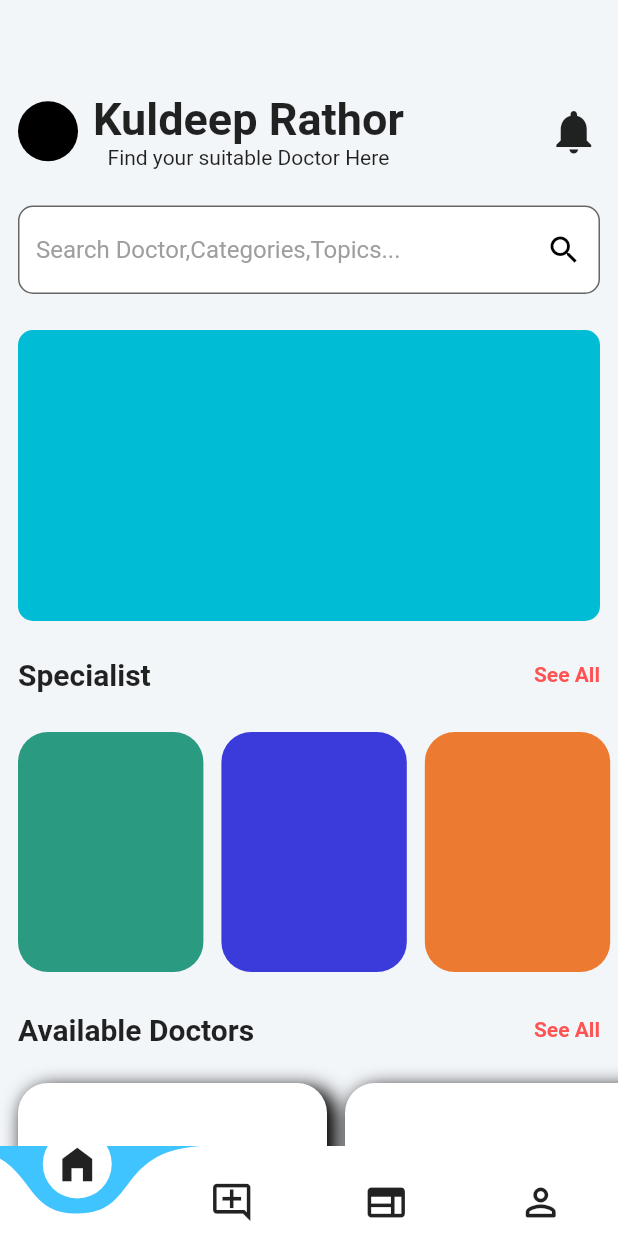
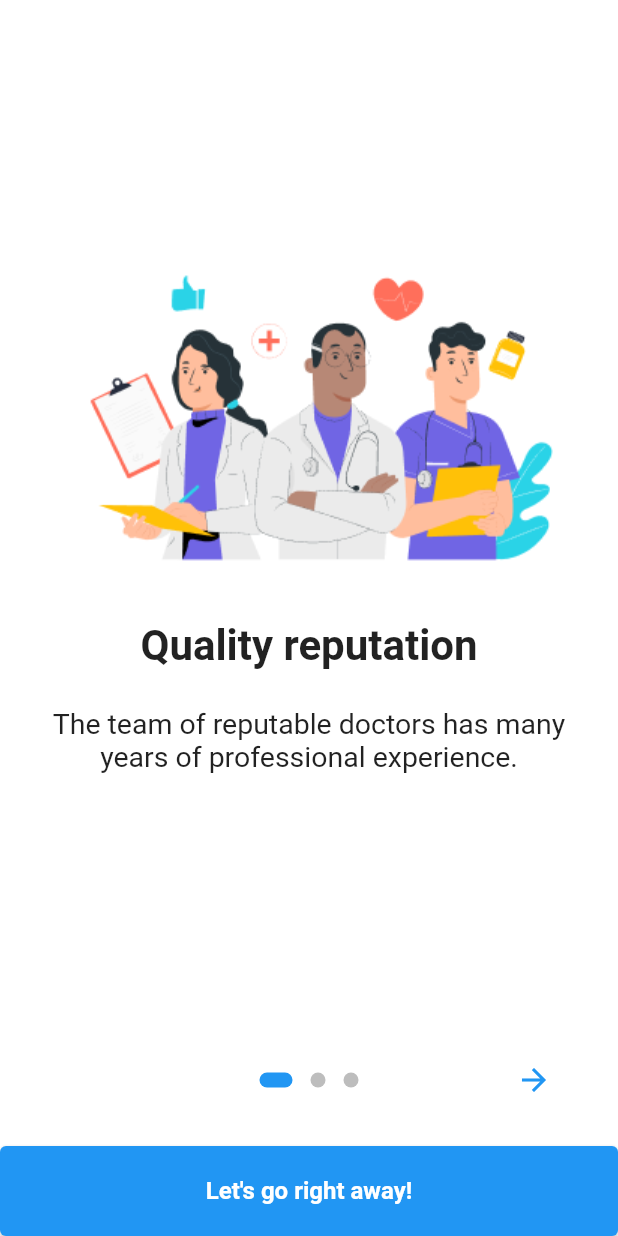
Before and after one commit to KuldeepRathor/Terna-Telemedicine, a Flutter app: the screen it shows after launch, on a phone screen of 412 x 824 dp. Run offline on Flutter 3.47's test engine with Material 2 defaults, Android fonts, the phone set to English and light mode, and no system bars; drawn by our look-alikes of carousel_slider, curved_navigation_bar, introduction_screen.

Commit message:
Onboarding Screen

```diff
--- a/lib/main.dart
+++ b/lib/main.dart
@@ -18,7 +18,7 @@ class MyApp extends StatelessWidget {
       theme: ThemeData(
         primarySwatch: Colors.blue,
       ),
-      home: BottomNavBar(),
+      home: OnBoardingPage(),
     );
   }
 }
--- a/lib/screens/onboarding_screen.dart
+++ b/lib/screens/onboarding_screen.dart
@@ -1,64 +1,107 @@
+import 'package:flutter/foundation.dart';
 import 'package:flutter/material.dart';
+import 'package:introduction_screen/introduction_screen.dart';
 
-class Onboard extends StatelessWidget {
-  final controller = PageController(viewportFraction: 0.8, keepPage: true);
-  var list = [
-    'Gain total control \n  of your money',
-    'Know where your \n money goes',
-    'Planning ahead \n your budget'
-  ];
+import '../nav_bar/bottomnavbar.dart';
+
+class OnBoardingPage extends StatefulWidget {
+  @override
+  _OnBoardingPageState createState() => _OnBoardingPageState();
+}
+
+class _OnBoardingPageState extends State<OnBoardingPage> {
+  final introKey = GlobalKey<IntroductionScreenState>();
+
+  void _onIntroEnd(context) {
+    Navigator.of(context).push(
+      MaterialPageRoute(builder: (_) => BottomNavBar()),
+    );
+  }
+
+  Widget _buildImage(String assetName, [double width = 350]) {
+    return Image.asset('assets/images/$assetName', width: width);
+  }
 
   @override
   Widget build(BuildContext context) {
-    return SafeArea(
-      child: Scaffold(
-        body: Center(
-          child: Column(
-            mainAxisAlignment: MainAxisAlignment.end,
-            children: [
-              Expanded(
-                child: PageView.builder(
-                  itemBuilder: (context, index) {
-                    return Onboardcontent(
-                      description: '',
-                      title: '',
-                    );
-                  },
-                ),
-              ),
-            ],
+    const bodyStyle = TextStyle(fontSize: 19.0);
+
+    const pageDecoration = const PageDecoration(
+      titleTextStyle: TextStyle(fontSize: 28.0, fontWeight: FontWeight.w700),
+      bodyTextStyle: bodyStyle,
+      bodyPadding: EdgeInsets.fromLTRB(16.0, 0.0, 16.0, 16.0),
+      pageColor: Colors.white,
+      imagePadding: EdgeInsets.zero,
+    );
+
+    return IntroductionScreen(
+      key: introKey,
+      globalBackgroundColor: Colors.white,
+      globalHeader: Align(
+        alignment: Alignment.topRight,
+        child: SafeArea(
+          child: Padding(
+            padding: const EdgeInsets.only(top: 16, right: 16),
           ),
+        ),
+      ),
+      globalFooter: SizedBox(
+        width: double.infinity,
+        height: 60,
+        child: ElevatedButton(
+          child: const Text(
+            'Let\'s go right away!',
+            style: TextStyle(fontSize: 16.0, fontWeight: FontWeight.bold),
+          ),
+          onPressed: () => _onIntroEnd(context),
+        ),
+      ),
+      pages: [
+        PageViewModel(
+          title: "Quality reputation",
+          body:
+          "The team of reputable doctors has many years of professional experience.",
+          image: _buildImage('img1.png'),
+          decoration: pageDecoration,
+        ),
+        PageViewModel(
+          title: "Online health check",
+          body: "Easy and convenient online check-ups right from your home.",
+          image: _buildImage('img2.png'),
+          decoration: pageDecoration,
+        ),
+        PageViewModel(
+          title: "Keep your health test in one place",
+          body:
+          "Ensure the most accurate results for the health of you and your family.",
+          image: _buildImage('img3.png'),
+          decoration: pageDecoration,
+        ),
+      ],
+      onDone: () {
+        _onIntroEnd(context);
+      },
+      showSkipButton: false,
+      skipOrBackFlex: 0,
+      nextFlex: 0,
+      showBackButton: true,
+      back: const Icon(Icons.arrow_back),
+      skip: const Text('Skip', style: TextStyle(fontWeight: FontWeight.w600)),
+      next: const Icon(Icons.arrow_forward),
+      done: const Text('Done', style: TextStyle(fontWeight: FontWeight.w600)),
+      curve: Curves.fastLinearToSlowEaseIn,
+      controlsMargin: const EdgeInsets.all(16),
+      controlsPadding: kIsWeb
+          ? const EdgeInsets.all(12.0)
+          : const EdgeInsets.fromLTRB(8.0, 4.0, 8.0, 4.0),
+      dotsDecorator: const DotsDecorator(
+        size: Size(10.0, 10.0),
+        color: Color(0xFFBDBDBD),
+        activeSize: Size(22.0, 10.0),
+        activeShape: RoundedRectangleBorder(
+          borderRadius: BorderRadius.all(Radius.circular(25.0)),
         ),
       ),
     );
   }
 }
-
-class Onboardcontent extends StatelessWidget {
-  const Onboardcontent({
-    Key? key,
-    required this.title,
-    required this.description,
-  }) : super(key: key);
-  final String title, description;
-
-  @override
-  Widget build(BuildContext context) {
-    return Column(
-      mainAxisAlignment: MainAxisAlignment.end,
-      children: [
-        Container(
-          child: Text(
-            title,
-            textAlign: TextAlign.center,
-            style: TextStyle(
-              color: Colors.black,
-              fontSize: 32,
-              fontWeight: FontWeight.w700,
-            ),
-          ),
-        ),
-      ],
-    );
-  }
-}
--- a/pubspec.yaml
+++ b/pubspec.yaml
@@ -61,8 +61,8 @@ flutter:
   uses-material-design: true
 
   # To add assets to your application, add an assets section, like this:
-  # assets:
-  #   - images/a_dot_burr.jpeg
+  assets:
+    - assets/images/
   #   - images/a_dot_ham.jpeg
 
   # An image asset can refer to one or more resolution-specific "variants", see
```
Also changed, not shown: assets/images/img1.png (added), assets/images/img2.png (added), assets/images/img3.png (added), 1 other file.
